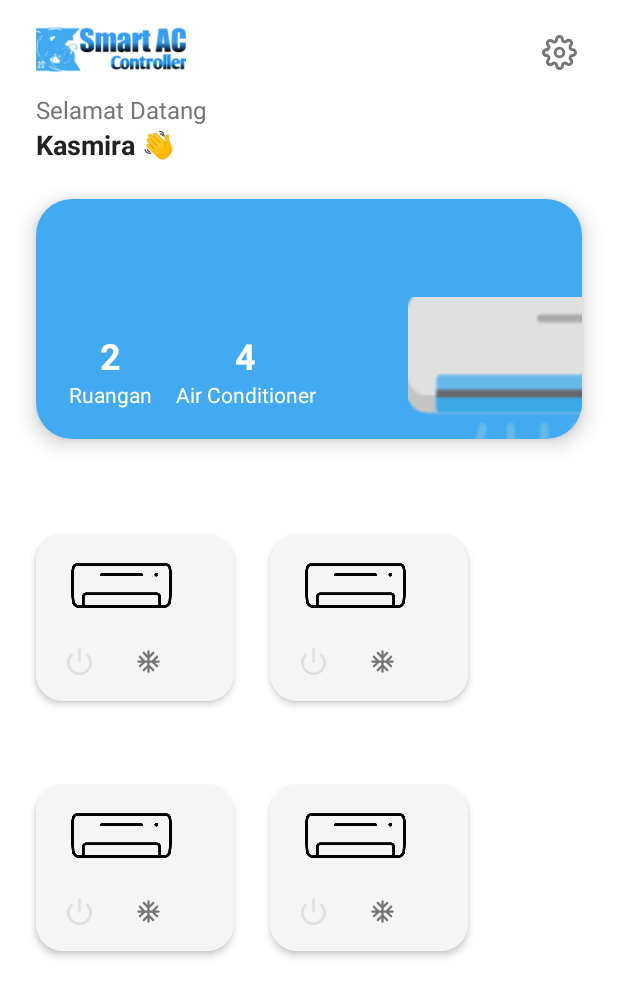
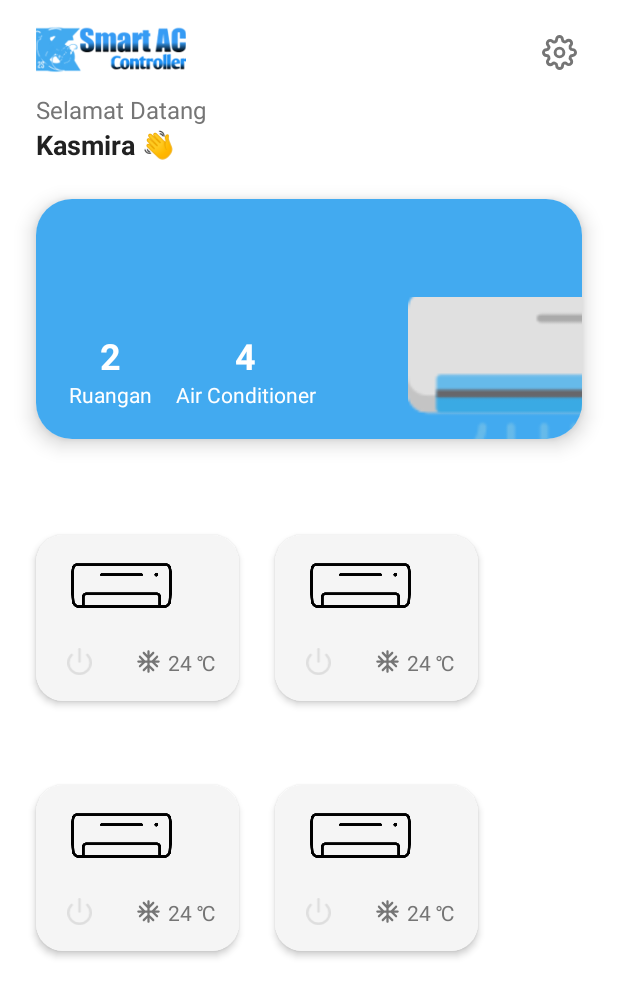
Before and after one commit to RadenMas6699/SmartACController, an Android app: the layout frag_main.xml on its own in the app's theme, with its tools: preview values and no code run, on a phone screen of 412 x 824 dp. Shown: the top 997 px of the screen. Run offline under Robolectric (Android 15) with nearby library versions, the phone set to English and light mode, and no system bars.

Commit message:
Update Version App 1.1

```diff
--- a/app/src/main/res/layout/frag_info_app.xml
+++ b/app/src/main/res/layout/frag_info_app.xml
@@ -195,7 +195,7 @@
                 <TextView
                     android:layout_width="match_parent"
                     android:layout_height="wrap_content"
-                    android:layout_marginHorizontal="24dp"
+                    android:layout_marginHorizontal="32dp"
                     android:layout_marginTop="32dp"
                     android:layout_marginBottom="62dp"
                     android:justificationMode="inter_word"
--- a/app/src/main/res/layout/frag_main.xml
+++ b/app/src/main/res/layout/frag_main.xml
@@ -224,6 +224,7 @@
                                         android:layout_height="wrap_content"
                                         android:layout_marginStart="4dp"
                                         android:layout_marginEnd="16dp"
+                                        android:text="24 \u2103"
                                         android:textColor="@color/secondary_text" />
 
                                 </LinearLayout>
@@ -283,6 +284,7 @@
                                         android:layout_height="wrap_content"
                                         android:layout_marginStart="4dp"
                                         android:layout_marginEnd="16dp"
+                                        android:text="24 \u2103"
                                         android:textColor="@color/secondary_text" />
 
                                 </LinearLayout>
@@ -365,6 +367,7 @@
                                         android:layout_height="wrap_content"
                                         android:layout_marginStart="4dp"
                                         android:layout_marginEnd="16dp"
+                                        android:text="24 \u2103"
                                         android:textColor="@color/secondary_text" />
 
                                 </LinearLayout>
@@ -424,6 +427,7 @@
                                         android:layout_height="wrap_content"
                                         android:layout_marginStart="4dp"
                                         android:layout_marginEnd="16dp"
+                                        android:text="24 \u2103"
                                         android:textColor="@color/secondary_text" />
 
                                 </LinearLayout>
--- a/app/src/main/res/layout/frag_remote.xml
+++ b/app/src/main/res/layout/frag_remote.xml
@@ -1,7 +1,6 @@
 <?xml version="1.0" encoding="utf-8"?>
 <LinearLayout xmlns:android="http://schemas.android.com/apk/res/android"
     xmlns:app="http://schemas.android.com/apk/res-auto"
-    xmlns:tools="http://schemas.android.com/tools"
     android:layout_width="match_parent"
     android:layout_height="match_parent"
     android:orientation="vertical">
```
Also changed, not shown: app/src/main/java/com/radenmas/smart/ac/controller/ui/main/MainAct.java (+0 -22 lines), app/src/main/java/com/radenmas/smart/ac/controller/ui/main/MainFrag.java (+15 -6 lines), app/src/main/java/com/radenmas/smart/ac/controller/ui/remote/RemoteFrag.java (+15 -6 lines), 1 other file.
